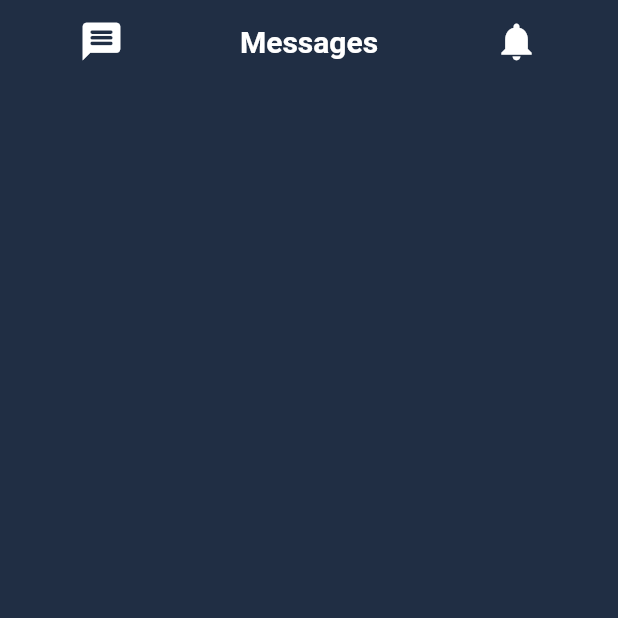
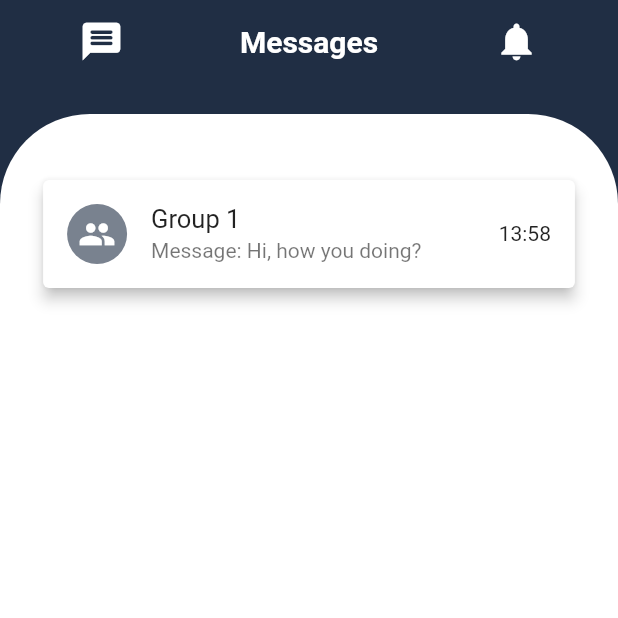
Before and after one commit to Sixtus6/chat-app, a Flutter app: the screen it shows after launch, on a phone screen of 412 x 824 dp, the top half of it. Run offline on Flutter 3.47's test engine with Material 2 defaults, Android fonts, the phone set to English and light mode, and no system bars; our stand-ins replace lottie, nb_utils, stacked.

Commit message:
added intl package

```diff
--- a/lib/views/homepage/home_view.dart
+++ b/lib/views/homepage/home_view.dart
@@ -7,6 +7,7 @@ import 'package:flutter/material.dart';
 import 'package:flutter/services.dart';
 import 'package:nb_utils/nb_utils.dart';
 import 'package:stacked/stacked.dart';
+import 'package:intl/intl.dart';
 
 class HomeScreenView extends StatelessWidget {
   const HomeScreenView({super.key});
@@ -30,6 +31,7 @@ class HomeScreenView extends StatelessWidget {
                 child: SingleChildScrollView(
                     child: Column(
                   children: [
+                    //Custom AppBar
                     Row(
                       mainAxisAlignment: MainAxisAlignment.center,
                       crossAxisAlignment: CrossAxisAlignment.center,
@@ -50,6 +52,57 @@ class HomeScreenView extends StatelessWidget {
                           size: 30,
                         ).expand(),
                       ],
+                    ),
+                    20.height,
+                    Container(
+                      decoration: BoxDecoration(
+                        color: ColorConfig.white,
+                        borderRadius: const BorderRadius.only(
+                            topLeft: Radius.circular(60),
+                            topRight: Radius.circular(60)),
+                      ),
+                      height: SizeConfigs.screenHeight,
+                      width: double.infinity,
+                      child: Column(
+                        children: [
+                          Card(
+                                  elevation: 4,
+                                  color: ColorConfig.white,
+                                  child: ListTile(
+                                    leading: Container(
+                                      width: 40, // Adjust the size as needed
+                                      height: 40, // Adjust the size as needed
+                                      decoration: BoxDecoration(
+                                        shape: BoxShape.circle,
+                                        color: ColorConfig.primary.withOpacity(
+                                            0.6), // Change the color as needed
+                                      ),
+                                      child: const Icon(
+                                        Icons.group,
+                                        size:
+                                            25, // Adjust the icon size as needed
+                                        color: Colors
+                                            .white, // Change the icon color as needed
+                                      ),
+                                    ),
+                                    title: Text(
+                                      'Group ${1}',
+                                      style: titleStyle(context, false,
+                                          size: 17, color: Colors.black87),
+                                    ), // Display the user's name or title
+                                    subtitle: Text(
+                                        'Message: Hi, how you doing?'), // Display the message content
+
+                                    trailing: Text(
+                                      DateFormat('HH:mm').format(DateTime
+                                          .now()), // Format the current time
+                                    ),
+                                  ))
+                              .paddingSymmetric(
+                                  horizontal: SizeConfigs.getPercentageWidth(6))
+                        ],
+                      ).paddingTop(40),
+                      // child: Card(),
                     )
                   ],
                 )),
--- a/pubspec.yaml
+++ b/pubspec.yaml
@@ -38,6 +38,7 @@ dependencies:
   lottie: ^2.6.0
   nb_utils: ^6.0.4
   stacked: ^3.4.2
+  intl: ^0.19.0
 
 dev_dependencies:
   flutter_test:
```
Also changed, not shown: pubspec.lock.
